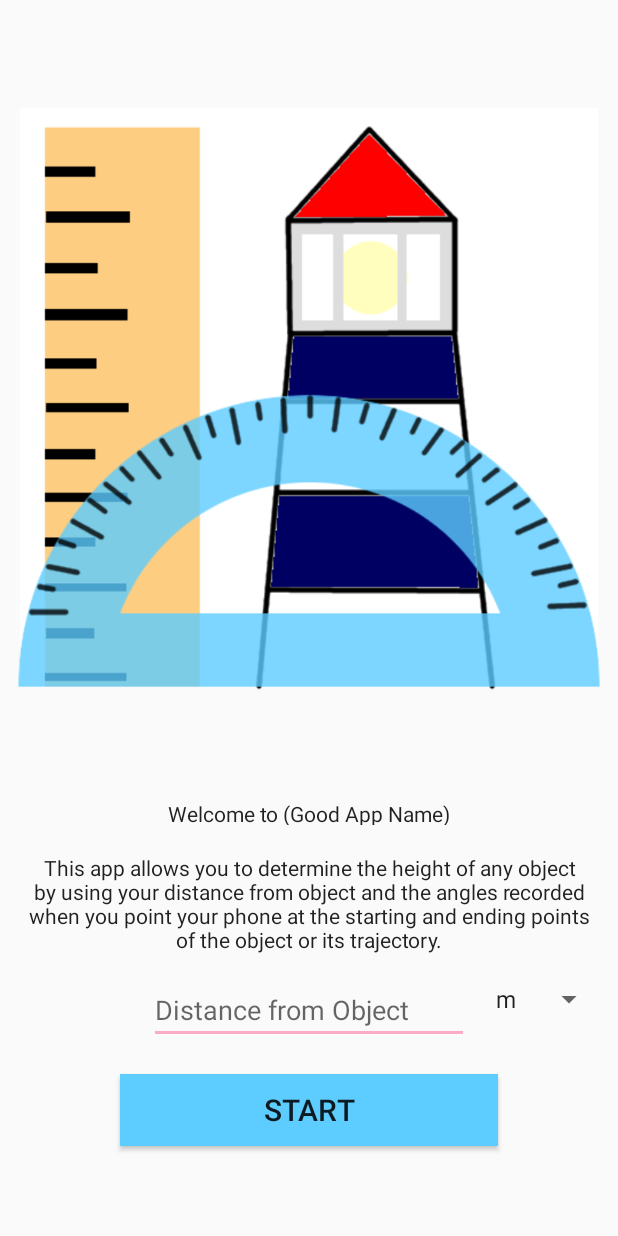
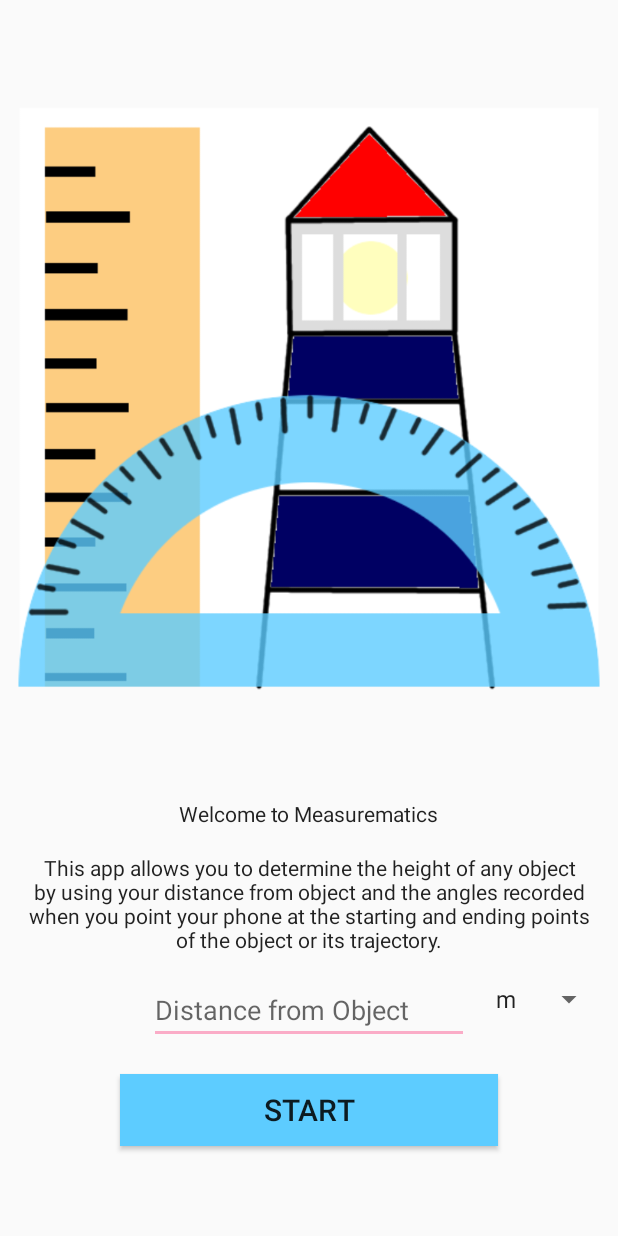
Before and after one commit to MasonMcV/Measurematics, an Android app: the screen it shows after launch (MainActivity), on a phone screen of 412 x 824 dp. Run offline under Robolectric (Android 15) with nearby library versions, the phone set to English and light mode, and no system bars.

Commit message:
fixed app name

```diff
--- a/app/src/main/res/values/strings.xml
+++ b/app/src/main/res/values/strings.xml
@@ -1,5 +1,5 @@
 <resources>
-    <string name="app_name">Physics Kinematics</string>
+    <string name="app_name">Measurematics</string>
 
     <string name="unit_prompt">units</string>
 
@@ -12,7 +12,7 @@
         <item>in</item>
     </string-array>
 
-    <string name="introduction">Welcome to (Good App Name)</string>
+    <string name="introduction">Welcome to Measurematics</string>
     <string name="intro_part2">This app allows you to determine the height of any object by using your
         distance from object and the angles recorded when you point your phone at the starting and ending points of
         the object or its trajectory.
```
